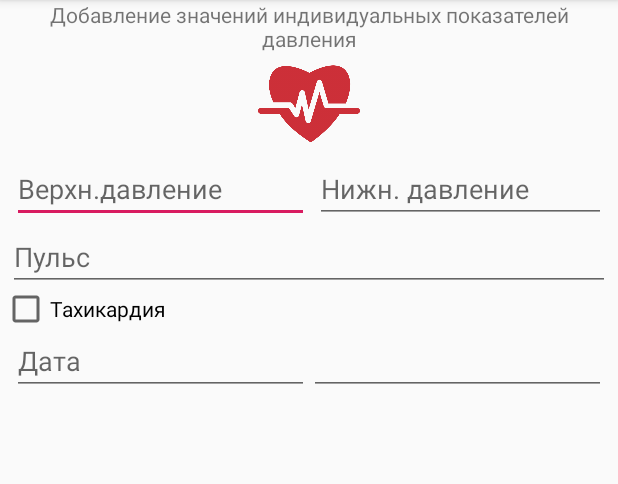
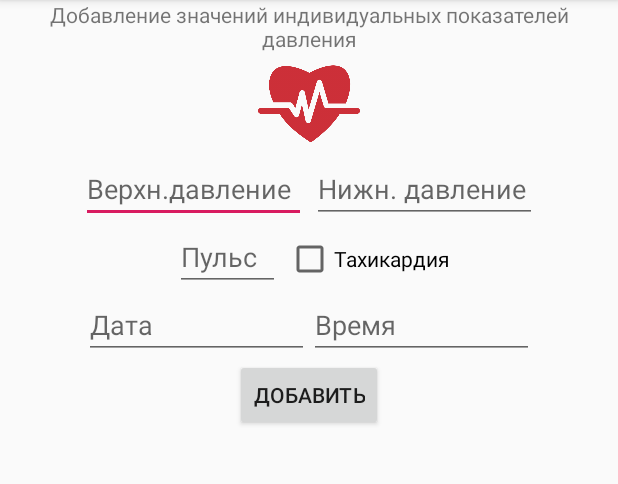
Before and after one commit to vadimarsh/AndroidArshinsky.3.1, an Android app: the PressureActivity screen opened directly, with no data from a screen before it, on a phone screen of 412 x 824 dp, the part 84-568 px from its top. Run offline under Robolectric (Android 15) with nearby library versions, the phone set to English and light mode, and no system bars.

Commit message:
Added Pressure Activity

```diff
--- a/app/src/main/java/com/example/androidarshinsky31/PressureActivity.java
+++ b/app/src/main/java/com/example/androidarshinsky31/PressureActivity.java
@@ -2,13 +2,120 @@ package com.example.androidarshinsky31;
 
 import androidx.appcompat.app.AppCompatActivity;
 
+import android.app.DatePickerDialog;
+import android.app.TimePickerDialog;
 import android.os.Bundle;
+import android.util.Log;
+import android.view.View;
+import android.widget.Button;
+import android.widget.CheckBox;
+import android.widget.DatePicker;
+import android.widget.EditText;
+import android.widget.TimePicker;
+import android.widget.Toast;
+
+import java.util.Calendar;
+import java.util.Comparator;
+import java.util.Set;
+import java.util.TreeSet;
 
 public class PressureActivity extends AppCompatActivity {
+    private static final String TAG = "ActionsPressActiv";
+    private static Set<PressMeasure> dataPresMeas;
+    private DatePickerDialog picker;
+    private EditText pressUpEdt;
+    private EditText pressDownEdt;
+    private EditText pulseEdt;
+    private CheckBox tachChk;
+    private EditText dateTextEdt;
+    private EditText timeTextEdt;
+    private Button butSave;
 
     @Override
     protected void onCreate(Bundle savedInstanceState) {
+
         super.onCreate(savedInstanceState);
         setContentView(R.layout.activity_pressure);
+
+        dataPresMeas = new TreeSet<PressMeasure>(new Comparator<PressMeasure>() {
+            @Override
+            public int compare(PressMeasure o1, PressMeasure o2) {
+                return o1.getDateTime().compareTo(o2.getDateTime());
+            }
+        });
+
+        this.init();
+
+        dateTextEdt.setOnClickListener(new View.OnClickListener() {
+            @Override
+            public void onClick(View v) {
+                Log.i(TAG, "Click on DateEdit");
+
+                final Calendar cldr = Calendar.getInstance();
+                int day = cldr.get(Calendar.DAY_OF_MONTH);
+                int month = cldr.get(Calendar.MONTH);
+                int year = cldr.get(Calendar.YEAR);
+                // date picker dialog
+                picker = new DatePickerDialog(PressureActivity.this,
+                        new DatePickerDialog.OnDateSetListener() {
+                            @Override
+                            public void onDateSet(DatePicker view, int year, int monthOfYear, int dayOfMonth) {
+                                dateTextEdt.setText(dayOfMonth + "/" + (monthOfYear + 1) + "/" + year);
+                            }
+                        }, year, month, day);
+                picker.show();
+                Log.i(TAG, "Click DateEdit handler finished");
+            }
+        });
+        timeTextEdt.setOnClickListener(new View.OnClickListener() {
+            @Override
+            public void onClick(View v) {
+                Log.i(TAG, "Click on TimeEdit");
+                final Calendar cldr = Calendar.getInstance();
+                cldr.set(Calendar.HOUR_OF_DAY, 24);
+                int hour = cldr.get(Calendar.HOUR) + 1;
+                int minutes = cldr.get(Calendar.MINUTE);
+                TimePickerDialog picker = new TimePickerDialog(PressureActivity.this,
+                        new TimePickerDialog.OnTimeSetListener() {
+                            @Override
+                            public void onTimeSet(TimePicker tp, int sHour, int sMinute) {
+                                timeTextEdt.setText(sHour + ":" + sMinute);
+                            }
+                        }, hour, minutes, true);
+                picker.show();
+                Log.i(TAG, "Click TimeEdit handler finished");
+            }
+        });
+
+        butSave.setOnClickListener(new View.OnClickListener() {
+            @Override
+            public void onClick(View v) {
+                Log.i(TAG, "Save pressure activity button was pressed");
+                try {
+                    dataPresMeas.add(new PressMeasure(dateTextEdt.getText().toString(), timeTextEdt.getText().toString(), tachChk.isChecked(), Integer.parseInt(pressUpEdt.getText().toString()), Integer.parseInt(pressDownEdt.getText().toString()), Integer.parseInt(pulseEdt.getText().toString())));
+                    Toast.makeText(PressureActivity.this, getString(R.string.succesUD), Toast.LENGTH_SHORT).show();
+                    dateTextEdt.setText("");
+                    timeTextEdt.setText("");
+                    pulseEdt.setText("");
+                    tachChk.setChecked(false);
+                    pressDownEdt.setText("");
+                    pressUpEdt.setText("");
+                    Log.i(TAG, "Save pressure activity button handler finished");
+                } catch (RuntimeException ex) {
+                    Log.i(TAG, "Save pressure activity button handler exception");
+                    Toast.makeText(PressureActivity.this, getString(R.string.needDataEr), Toast.LENGTH_SHORT).show();
+                }
+            }
+        });
+    }
+
+    private void init() {
+        dateTextEdt = findViewById(R.id.editDate);
+        timeTextEdt = findViewById(R.id.editTime);
+        pulseEdt = findViewById(R.id.edPulse);
+        tachChk = findViewById(R.id.chbTach);
+        pressDownEdt = findViewById(R.id.edDownPres);
+        pressUpEdt = findViewById(R.id.edUpPres);
+        butSave = findViewById(R.id.savePressBut);
     }
 }
--- a/app/src/main/res/layout-v26/activity_pressure.xml
+++ /dev/null
@@ -1,126 +0,0 @@
-<?xml version="1.0" encoding="utf-8"?>
-<androidx.constraintlayout.widget.ConstraintLayout xmlns:android="http://schemas.android.com/apk/res/android"
-    xmlns:app="http://schemas.android.com/apk/res-auto"
-    xmlns:tools="http://schemas.android.com/tools"
-    android:layout_width="match_parent"
-    android:layout_height="match_parent"
-    tools:context=".PressureActivity">
-
-    <TextView
-        android:id="@+id/titleTPresV"
-        android:layout_width="0dp"
-        android:layout_height="wrap_content"
-        android:layout_marginStart="24dp"
-        android:layout_marginEnd="24dp"
-        android:text="@string/titlePress"
-        android:textAlignment="center"
-        app:layout_constraintEnd_toEndOf="parent"
-        app:layout_constraintHorizontal_bias="1.0"
-        app:layout_constraintStart_toStartOf="parent"
-        app:layout_constraintTop_toTopOf="parent"
-        app:layout_constraintVertical_bias="0.38" />
-
-    <ImageView
-        android:id="@+id/imgLogoPres"
-        android:layout_width="wrap_content"
-        android:layout_height="68dp"
-        android:contentDescription="@string/logoTxt"
-        android:cropToPadding="true"
-        app:layout_constraintEnd_toEndOf="parent"
-        app:layout_constraintHorizontal_bias="0.498"
-        app:layout_constraintStart_toStartOf="parent"
-        app:layout_constraintTop_toBottomOf="@+id/titleTPresV"
-        app:srcCompat="@drawable/health"
-        tools:srcCompat="@drawable/health" />
-
-    <LinearLayout
-        android:id="@+id/linearLayout2"
-        android:layout_width="0dp"
-        android:layout_height="wrap_content"
-        android:layout_marginStart="8dp"
-        android:layout_marginEnd="8dp"
-        android:orientation="horizontal"
-        app:layout_constraintEnd_toEndOf="parent"
-        app:layout_constraintHorizontal_bias="0.0"
-        app:layout_constraintStart_toStartOf="parent"
-        app:layout_constraintTop_toBottomOf="@+id/imgLogoPres">
-
-        <EditText
-            android:id="@+id/edUpPres"
-            android:layout_width="198dp"
-            android:layout_height="wrap_content"
-            android:layout_marginEnd="4dp"
-            android:ems="10"
-            android:hint="@string/hintEdUp"
-            android:importantForAutofill="no"
-            android:inputType="textPersonName" />
-
-        <EditText
-            android:id="@+id/edDownPres"
-            android:layout_width="wrap_content"
-            android:layout_height="wrap_content"
-            android:ems="10"
-            android:hint="@string/hintDownPres"
-            android:importantForAutofill="no"
-            android:inputType="textPersonName" />
-    </LinearLayout>
-
-    <LinearLayout
-        android:id="@+id/linearLayout4"
-        android:layout_width="409dp"
-        android:layout_height="69dp"
-        android:layout_marginStart="8dp"
-        android:layout_marginEnd="8dp"
-        android:orientation="vertical"
-        app:layout_constraintEnd_toEndOf="parent"
-        app:layout_constraintStart_toStartOf="parent"
-        app:layout_constraintTop_toBottomOf="@+id/linearLayout2">
-
-        <EditText
-            android:id="@+id/edPulse"
-            android:layout_width="match_parent"
-            android:layout_height="wrap_content"
-            android:layout_marginStart="4dp"
-            android:layout_marginEnd="4dp"
-            android:ems="10"
-            android:hint="@string/hintPulse"
-            android:inputType="textPersonName"
-            android:importantForAutofill="no" />
-
-        <CheckBox
-            android:id="@+id/chbTach"
-            android:layout_width="match_parent"
-            android:layout_height="wrap_content"
-            android:text="@string/chkTachText" />
-
-    </LinearLayout>
-
-    <LinearLayout
-        android:layout_width="match_parent"
-        android:layout_height="wrap_content"
-        android:layout_marginStart="8dp"
-        android:layout_marginEnd="8dp"
-        android:orientation="horizontal"
-        app:layout_constraintEnd_toEndOf="parent"
-        app:layout_constraintStart_toStartOf="parent"
-        app:layout_constraintTop_toBottomOf="@+id/linearLayout4">
-
-        <EditText
-            android:id="@+id/editDate"
-            android:layout_width="198dp"
-            android:layout_height="wrap_content"
-            android:ems="10"
-            android:hint="@string/hintDate"
-            android:inputType="date" />
-
-
-        <EditText
-            android:id="@+id/editTime"
-            android:layout_width="wrap_content"
-            android:layout_height="wrap_content"
-            android:ems="10"
-            android:inputType="time" />
-
-    </LinearLayout>
-
-</androidx.constraintlayout.widget.ConstraintLayout>
--- a/app/src/main/res/layout/activity_main.xml
+++ b/app/src/main/res/layout/activity_main.xml
@@ -62,7 +62,7 @@
             android:ems="10"
             android:hint="@string/ageTxt"
             android:importantForAutofill="no"
-            android:inputType="textPersonName" />
+            android:inputType="numberDecimal" />
 
         <Button
             android:id="@+id/saveBt"
--- a/app/src/main/res/layout/activity_pressure.xml
+++ b/app/src/main/res/layout/activity_pressure.xml
@@ -17,8 +17,7 @@
         app:layout_constraintEnd_toEndOf="parent"
         app:layout_constraintHorizontal_bias="1.0"
         app:layout_constraintStart_toStartOf="parent"
-        app:layout_constraintTop_toTopOf="parent"
-        app:layout_constraintVertical_bias="0.38" />
+        app:layout_constraintTop_toTopOf="parent" />
 
     <ImageView
         android:id="@+id/imgLogoPres"
@@ -39,6 +38,7 @@
         android:layout_height="wrap_content"
         android:layout_marginStart="8dp"
         android:layout_marginEnd="8dp"
+        android:gravity="center"
         android:orientation="horizontal"
         app:layout_constraintEnd_toEndOf="parent"
         app:layout_constraintHorizontal_bias="0.0"
@@ -47,59 +47,61 @@
 
         <EditText
             android:id="@+id/edUpPres"
-            android:layout_width="198dp"
+            android:layout_width="150dp"
             android:layout_height="wrap_content"
             android:layout_marginEnd="4dp"
             android:ems="10"
             android:hint="@string/hintEdUp"
             android:importantForAutofill="no"
-            android:inputType="textPersonName" />
+            android:inputType="numberDecimal" />
 
         <EditText
             android:id="@+id/edDownPres"
-            android:layout_width="wrap_content"
+            android:layout_width="150dp"
             android:layout_height="wrap_content"
             android:ems="10"
             android:hint="@string/hintDownPres"
             android:importantForAutofill="no"
-            android:inputType="textPersonName" />
+            android:inputType="numberDecimal" />
     </LinearLayout>
 
     <LinearLayout
         android:id="@+id/linearLayout4"
-        android:layout_width="409dp"
-        android:layout_height="69dp"
-        android:layout_marginStart="8dp"
-        android:layout_marginEnd="8dp"
-        android:orientation="vertical"
+        android:layout_width="wrap_content"
+        android:layout_height="0dp"
+        android:orientation="horizontal"
         app:layout_constraintEnd_toEndOf="parent"
         app:layout_constraintStart_toStartOf="parent"
         app:layout_constraintTop_toBottomOf="@+id/linearLayout2">
 
         <EditText
             android:id="@+id/edPulse"
-            android:layout_width="match_parent"
+            android:layout_width="70dp"
             android:layout_height="wrap_content"
             android:layout_marginStart="4dp"
             android:layout_marginEnd="4dp"
             android:ems="10"
             android:hint="@string/hintPulse"
-            android:inputType="textPersonName"
-            android:importantForAutofill="no" />
+            android:importantForAutofill="no"
+            android:inputType="numberDecimal" />
 
         <CheckBox
             android:id="@+id/chbTach"
-            android:layout_width="match_parent"
+            android:layout_width="wrap_content"
             android:layout_height="wrap_content"
-            android:text="@string/chkTachText" />
-
+            android:text="@string/chkTachText"
+            tools:layout_editor_absoluteX="0dp"
+            tools:layout_editor_absoluteY="288dp" />
     </LinearLayout>
 
+
     <LinearLayout
+        android:id="@+id/linearLayout3"
         android:layout_width="match_parent"
         android:layout_height="wrap_content"
         android:layout_marginStart="8dp"
         android:layout_marginEnd="8dp"
+        android:gravity="center_horizontal"
         android:orientation="horizontal"
         app:layout_constraintEnd_toEndOf="parent"
         app:layout_constraintStart_toStartOf="parent"
@@ -107,21 +109,33 @@
 
         <EditText
             android:id="@+id/editDate"
-            android:layout_width="198dp"
+            android:layout_width="150dp"
             android:layout_height="wrap_content"
             android:ems="10"
+            android:focusable="false"
             android:hint="@string/hintDate"
             android:inputType="date"
             />
 
-
         <EditText
             android:id="@+id/editTime"
-            android:layout_width="wrap_content"
+            android:layout_width="150dp"
             android:layout_height="wrap_content"
             android:ems="10"
+            android:focusable="false"
+            android:hint="@string/hintTime"
+
             android:inputType="time" />
 
     </LinearLayout>
 
+    <Button
+        android:id="@+id/savePressBut"
+        android:layout_width="wrap_content"
+        android:layout_height="wrap_content"
+        android:text="@string/addPresBut"
+        app:layout_constraintEnd_toEndOf="parent"
+        app:layout_constraintStart_toStartOf="parent"
+        app:layout_constraintTop_toBottomOf="@+id/linearLayout3" />
+
 </androidx.constraintlayout.widget.ConstraintLayout>
--- a/app/src/main/res/values/strings.xml
+++ b/app/src/main/res/values/strings.xml
@@ -21,6 +21,8 @@
     <string name="hintDownPres">Нижн. давление</string>
     <string name="hintPulse">Пульс</string>
     <string name="hintDate">Дата</string>
+    <string name="hintTime">Время</string>
+    <string name="addPresBut">Добавить</string>
 
 
 </resources>
```
Also changed, not shown: app/src/main/java/com/example/androidarshinsky31/MainActivity.java (+5 -3 lines), app/src/main/java/com/example/androidarshinsky31/PressMeasure.java (added, +63 -0 lines).
